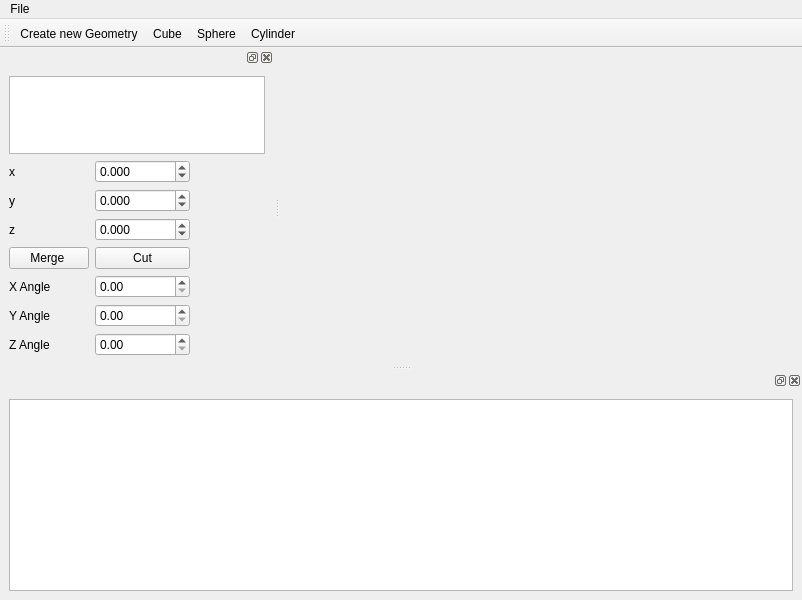
Qt form 080-ManipulatingShapes/src/MainWindow.ui (haknkayaa/Qt-OpenCASCADE-Projects) before a commit.
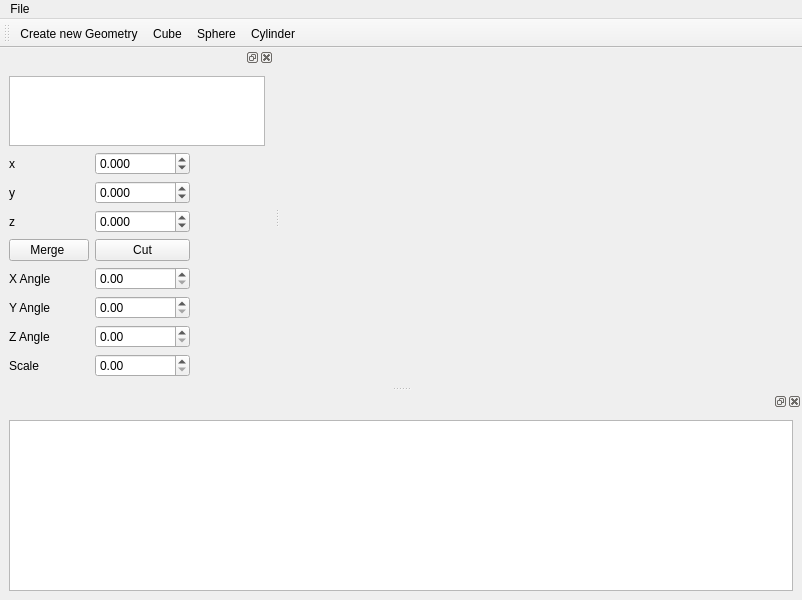
The same form after that commit. Custom widgets are drawn as their Qt base class.

Patch:
```diff
--- a/080-ManipulatingShapes/src/MainWindow.ui
+++ b/080-ManipulatingShapes/src/MainWindow.ui
@@ -143,11 +143,18 @@
        <property name="minimum">
         <double>-9999999.000000000000000</double>
        </property>
-       <property name="maximum">
-        <double>99999999.989999994635582</double>
+      </widget>
+     </item>
+     <item row="9" column="0">
+      <widget class="QLabel" name="label_7">
+       <property name="text">
+        <string>Scale</string>
        </property>
       </widget>
      </item>
+     <item row="9" column="1">
+      <widget class="QDoubleSpinBox" name="scaleBox"/>
+     </item>
     </layout>
    </widget>
   </widget>
```
Left out of the diff: 117 changed lines with no effect on the pictures.
